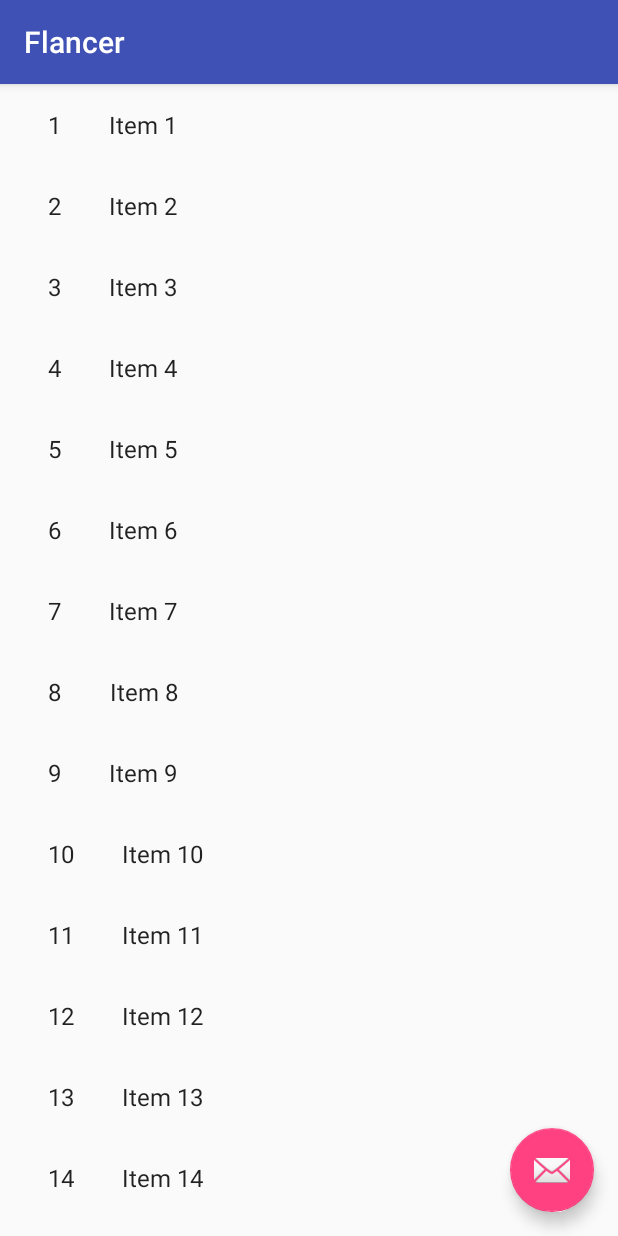
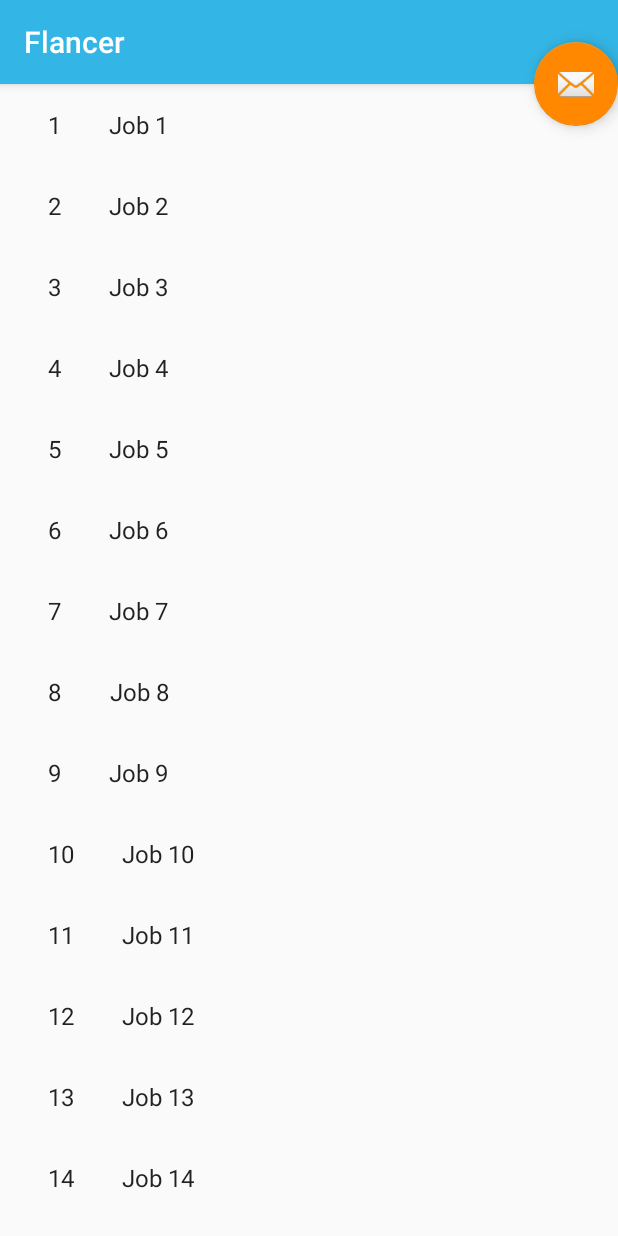
Before and after one commit to Studio384/Flancer, an Android app: the screen it shows after launch (JobListActivity), on a phone screen of 412 x 824 dp. Run offline under Robolectric (Android 15) with nearby library versions, the phone set to English and light mode, and no system bars.

Commit message:
Minor UI update

```diff
--- a/app/src/main/java/com/flancer/flancer/dummy/DummyContent.java
+++ b/app/src/main/java/com/flancer/flancer/dummy/DummyContent.java
@@ -38,14 +38,14 @@ public class DummyContent {
     }
 
     private static DummyItem createDummyItem(int position) {
-        return new DummyItem(String.valueOf(position), "Item " + position, makeDetails(position));
+        return new DummyItem(String.valueOf(position), "Job " + position, makeDetails(position));
     }
 
     private static String makeDetails(int position) {
         StringBuilder builder = new StringBuilder();
-        builder.append("Details about Item: ").append(position);
+        builder.append("Job details: ").append(position);
         for (int i = 0; i < position; i++) {
-            builder.append("\nMore details information here.");
+            builder.append("\nInfo about the freelance job here.");
         }
         return builder.toString();
     }
--- a/app/src/main/res/layout/activity_job_list.xml
+++ b/app/src/main/res/layout/activity_job_list.xml
@@ -34,8 +34,10 @@
         android:id="@+id/fab"
         android:layout_width="wrap_content"
         android:layout_height="wrap_content"
-        android:layout_gravity="bottom|end"
-        android:layout_margin="@dimen/fab_margin"
+        android:layout_gravity="center_vertical|left"
+        app:backgroundTint="@color/colorAccent"
+        app:layout_anchor="@+id/frameLayout"
+        app:layout_anchorGravity="top|right"
         app:srcCompat="@android:drawable/ic_dialog_email" />
 
 
--- a/app/src/main/res/values/colors.xml
+++ b/app/src/main/res/values/colors.xml
@@ -1,6 +1,6 @@
 <?xml version="1.0" encoding="utf-8"?>
 <resources>
-    <color name="colorPrimary">#3F51B5</color>
-    <color name="colorPrimaryDark">#303F9F</color>
-    <color name="colorAccent">#FF4081</color>
+    <color name="colorPrimary">#33b5e5</color>
+    <color name="colorPrimaryDark">#0099cc</color>
+    <color name="colorAccent">#ff8800</color>
 </resources>
```
Also changed, not shown: app/src/main/res/layout/activity_job_detail.xml (deleted, +0 -53 lines).
